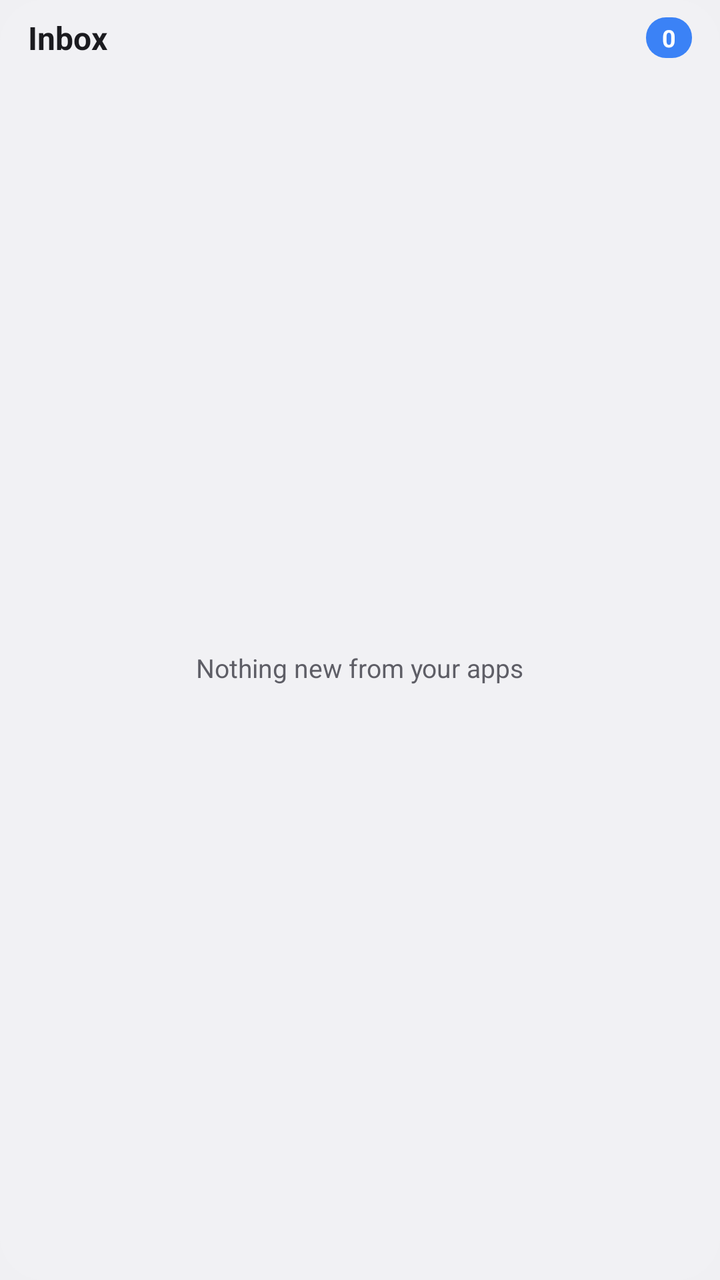
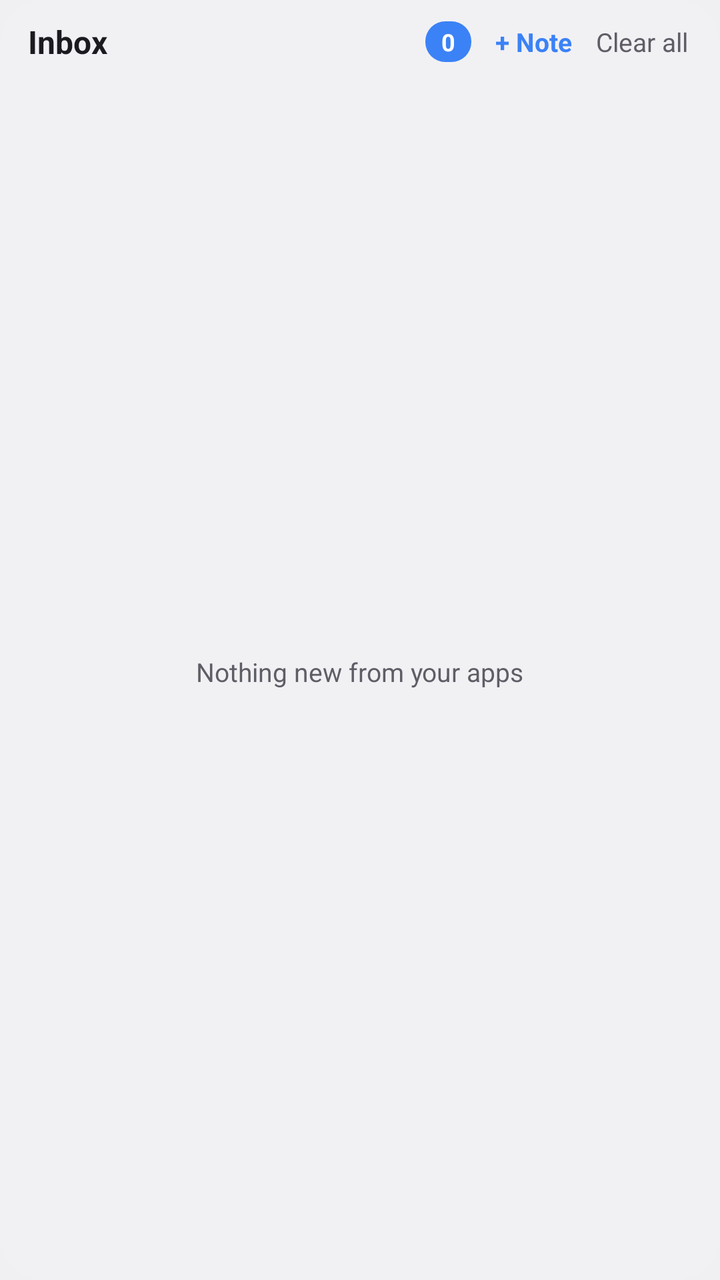

Compare the two renders of this Android layout. The source of the first and the diff that turns it into the second are given below.
<!-- AndroidManifest.xml: application theme NtTheme -->
<!-- res/layout/widget_tiles.xml -->
<?xml version="1.0" encoding="utf-8"?>
<LinearLayout xmlns:android="http://schemas.android.com/apk/res/android"
    android:id="@+id/root"
    android:layout_width="match_parent"
    android:layout_height="match_parent"
    android:background="@drawable/nt_widget_bg"
    android:orientation="vertical"
    android:padding="8dp">

    <LinearLayout
        android:id="@+id/header"
        android:layout_width="match_parent"
        android:layout_height="wrap_content"
        android:gravity="center_vertical"
        android:orientation="horizontal"
        android:paddingStart="6dp"
        android:paddingEnd="6dp"
        android:paddingBottom="6dp">

        <TextView
            android:id="@+id/hdr_title"
            android:layout_width="0dp"
            android:layout_height="wrap_content"
            android:layout_weight="1"
            android:text="Inbox"
            android:textColor="@color/nt_text"
            android:textSize="16sp"
            android:textStyle="bold" />

        <TextView
            android:id="@+id/count"
            android:layout_width="wrap_content"
            android:layout_height="wrap_content"
            android:background="@drawable/nt_badge_bg"
            android:paddingStart="8dp"
            android:paddingTop="2dp"
            android:paddingEnd="8dp"
            android:paddingBottom="2dp"
            android:text="0"
            android:textColor="#FFFFFF"
            android:textSize="12sp"
            android:textStyle="bold" />
    </LinearLayout>

    <FrameLayout
        android:layout_width="match_parent"
        android:layout_height="0dp"
        android:layout_weight="1">

        <GridView
            android:id="@+id/grid"
            android:layout_width="match_parent"
            android:layout_height="match_parent"
            android:horizontalSpacing="6dp"
            android:listSelector="@android:color/transparent"
            android:numColumns="2"
            android:scrollbars="none"
            android:stretchMode="columnWidth"
            android:verticalSpacing="6dp" />

        <TextView
            android:id="@+id/empty"
            android:layout_width="wrap_content"
            android:layout_height="wrap_content"
            android:layout_gravity="center"
            android:text="Nothing new from your apps"
            android:textColor="@color/nt_sub"
            android:textSize="13sp" />
    </FrameLayout>
</LinearLayout>
<!-- resources referenced by this layout -->
<resources>
  <color name="nt_sub">#5E5E66</color>
  <color name="nt_text">#1B1B1F</color>
  <!-- drawable nt_badge_bg (drawable) -->
  <?xml version="1.0" encoding="utf-8"?>
  <shape xmlns:android="http://schemas.android.com/apk/res/android" android:shape="rectangle">
      <solid android:color="@color/nt_badge" />
      <corners android:radius="10dp" />
  </shape>
  <!-- drawable nt_widget_bg (drawable) -->
  <?xml version="1.0" encoding="utf-8"?>
  <shape xmlns:android="http://schemas.android.com/apk/res/android" android:shape="rectangle">
      <solid android:color="@color/nt_bg" />
      <corners android:radius="22dp" />
  </shape>
  <style name="NtTheme" parent="android:Theme.DeviceDefault.DayNight" />
  <color name="nt_badge">#3B82F6</color>
  <color name="nt_bg">#EEF2F2F5</color>
</resources>

<!-- the commit's change to res/layout/widget_tiles.xml (unified diff, before → after) -->
@@ -40,6 +40,31 @@
             android:textColor="#FFFFFF"
             android:textSize="12sp"
             android:textStyle="bold" />
+
+        <TextView
+            android:id="@+id/wnote"
+            android:layout_width="wrap_content"
+            android:layout_height="wrap_content"
+            android:paddingStart="12dp"
+            android:paddingTop="4dp"
+            android:paddingEnd="6dp"
+            android:paddingBottom="4dp"
+            android:text="+ Note"
+            android:textColor="@color/nt_badge"
+            android:textSize="13sp"
+            android:textStyle="bold" />
+
+        <TextView
+            android:id="@+id/wclear"
+            android:layout_width="wrap_content"
+            android:layout_height="wrap_content"
+            android:paddingStart="6dp"
+            android:paddingTop="4dp"
+            android:paddingEnd="2dp"
+            android:paddingBottom="4dp"
+            android:text="Clear all"
+            android:textColor="@color/nt_sub"
+            android:textSize="13sp" />
     </LinearLayout>
 
     <FrameLayout
